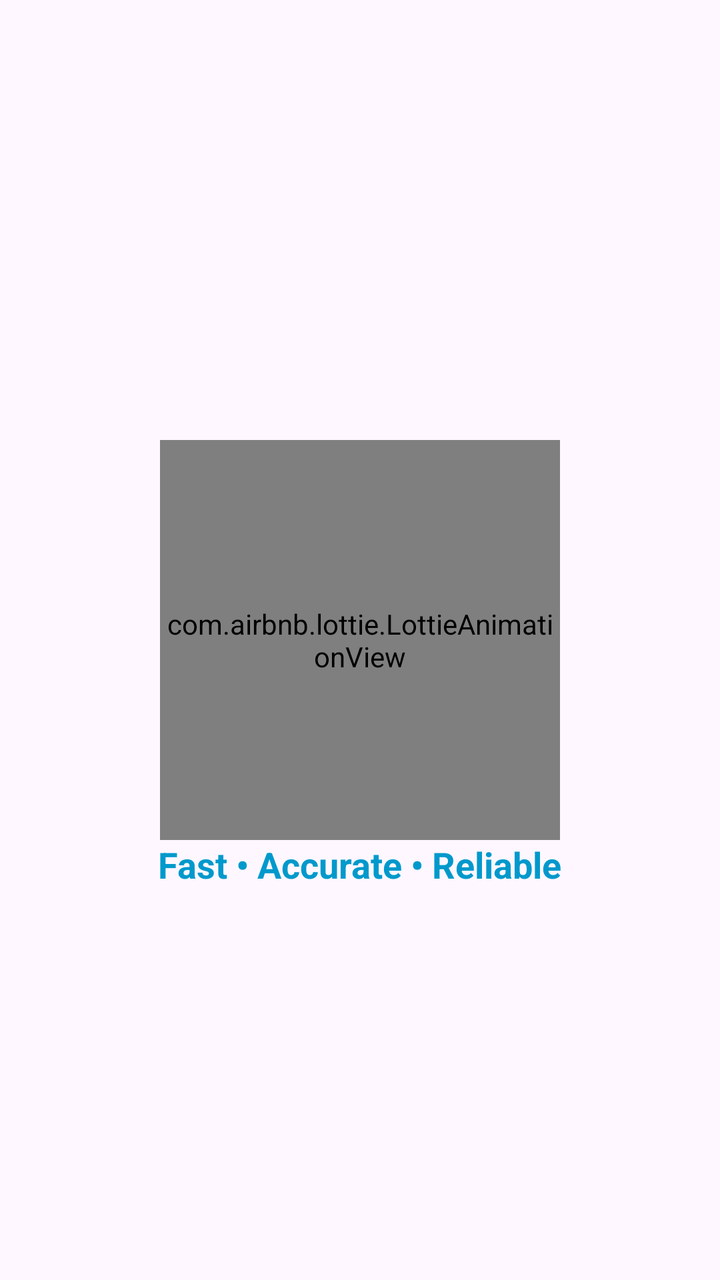
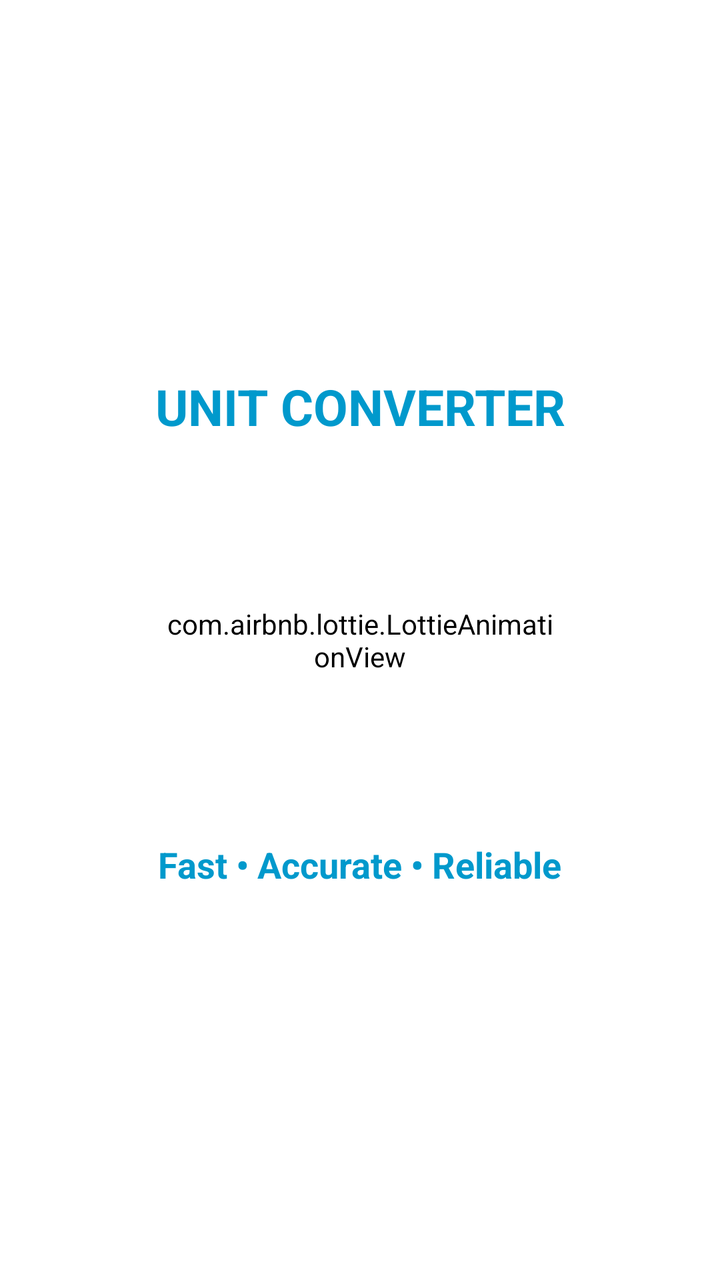

Compare the two renders of this Android layout. The source of the first and the diff that turns it into the second are given below.
<!-- AndroidManifest.xml: application theme Theme.UnitConverter -->
<!-- res/layout/activity_splash_screen.xml -->
<?xml version="1.0" encoding="utf-8"?>
<androidx.constraintlayout.widget.ConstraintLayout xmlns:android="http://schemas.android.com/apk/res/android"
    xmlns:app="http://schemas.android.com/apk/res-auto"
    xmlns:tools="http://schemas.android.com/tools"
    android:id="@+id/main"
    android:layout_width="match_parent"
    android:layout_height="match_parent"
    tools:context=".SplashScreen">

    <com.airbnb.lottie.LottieAnimationView
        android:id="@+id/lottie_view"
        android:layout_width="200dp"
        android:layout_height="200dp"
        app:lottie_rawRes="@raw/tapmeasure"
        app:lottie_autoPlay="true"
        app:lottie_loop="true"
        app:lottie_speed="2"
        app:layout_constraintTop_toTopOf="parent"
        app:layout_constraintBottom_toBottomOf="parent"
        app:layout_constraintStart_toStartOf="parent"
        app:layout_constraintEnd_toEndOf="parent"/>
    <TextView
        android:id="@+id/splash_text"
        android:layout_width="wrap_content"
        android:layout_height="wrap_content"
        android:text="Fast • Accurate • Reliable"
        android:textSize="18sp"
        android:textStyle="bold"
        android:textColor="@android:color/holo_blue_dark"
        app:layout_constraintTop_toBottomOf="@id/lottie_view"
        app:layout_constraintStart_toStartOf="parent"
        app:layout_constraintEnd_toEndOf="parent"/>

</androidx.constraintlayout.widget.ConstraintLayout>
<!-- resources referenced by this layout -->
<resources>
  <style name="Theme.UnitConverter" parent="Base.Theme.UnitConverter" />
  <style name="Base.Theme.UnitConverter" parent="Theme.Material3.DayNight.NoActionBar">
          
          
      </style>
</resources>

<!-- the commit's change to res/layout/activity_splash_screen.xml (unified diff, before → after) -->
@@ -6,6 +6,17 @@
     android:layout_width="match_parent"
     android:layout_height="match_parent"
     tools:context=".SplashScreen">
+    <TextView
+        android:id="@+id/splash_textview"
+        android:layout_width="wrap_content"
+        android:layout_height="wrap_content"
+        android:text="UNIT CONVERTER"
+        android:textSize="25dp"
+        android:textStyle="bold"
+        android:textColor="@android:color/holo_blue_dark"
+        app:layout_constraintBottom_toTopOf="@id/lottie_view"
+        app:layout_constraintStart_toStartOf="parent"
+        app:layout_constraintEnd_toEndOf="parent"/>
 
     <com.airbnb.lottie.LottieAnimationView
         android:id="@+id/lottie_view"
<!-- resource entries referenced after the edit -->
@@ -1,9 +1,11 @@
 <!-- resources referenced by this layout -->
 <resources>
   <style name="Theme.UnitConverter" parent="Base.Theme.UnitConverter" />
-  <style name="Base.Theme.UnitConverter" parent="Theme.Material3.DayNight.NoActionBar">
+  <style name="Base.Theme.UnitConverter" parent="Theme.Material3.DayNight">
           
           
+          <item name="android:background">@color/white</item>
       </style>
+  <color name="white">#FFFFFFFF</color>
 </resources>
 
